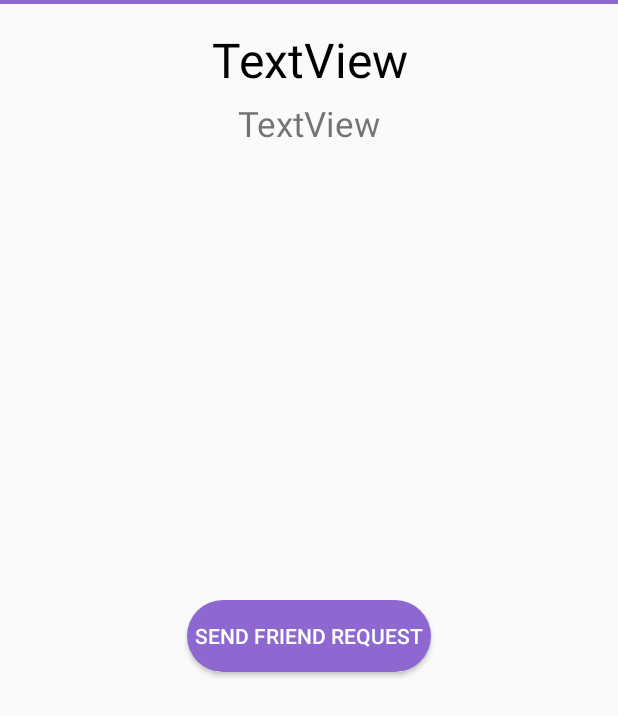
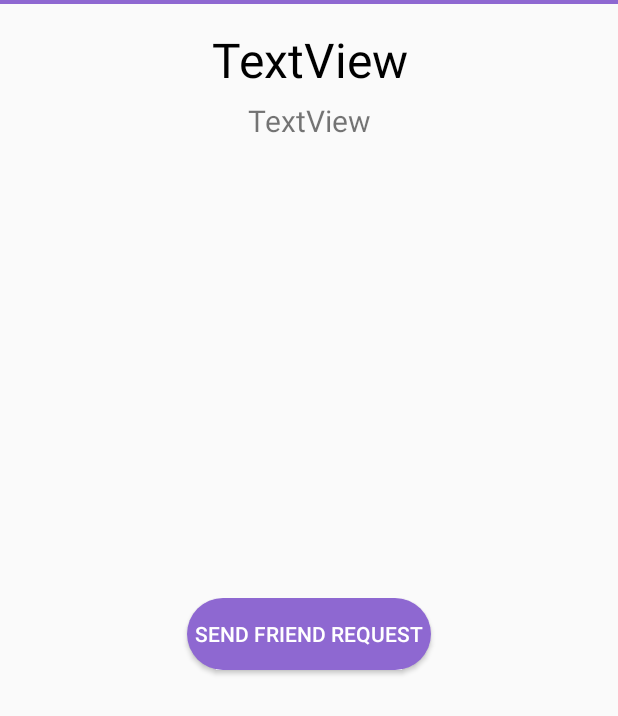
Before and after one commit to GameOnAnil/ChatAppProject, an Android app: the UserProfile screen opened directly, with no data from a screen before it, on a phone screen of 412 x 824 dp. Shown: the part 425-1141 px from the top of the screen. Run offline under Robolectric (Android 15) with nearby library versions, the phone set to English and light mode, and no system bars; our stand-ins replace CircleImageView, Firebase (no records; nobody signed in at launch, a user with empty details on screens opened directly), Picasso.

```diff
--- a/app/src/main/res/layout/activity_user_profile.xml
+++ b/app/src/main/res/layout/activity_user_profile.xml
@@ -56,11 +56,11 @@
         android:id="@+id/status_userprofile"
         android:layout_width="wrap_content"
         android:layout_height="wrap_content"
-        android:layout_marginStart="8dp"
+        android:layout_marginStart="10dp"
         android:layout_marginTop="5dp"
-        android:layout_marginEnd="8dp"
+        android:layout_marginEnd="10dp"
         android:text="TextView"
-        android:textSize="23sp"
+        android:textSize="20sp"
         android:textAlignment="center"
         app:layout_constraintEnd_toEndOf="parent"
         app:layout_constraintStart_toStartOf="parent"
```
Also changed, not shown: app/src/main/java/com/example/chatappproject/ViewPagerAdapter.java (+9 -8 lines).
